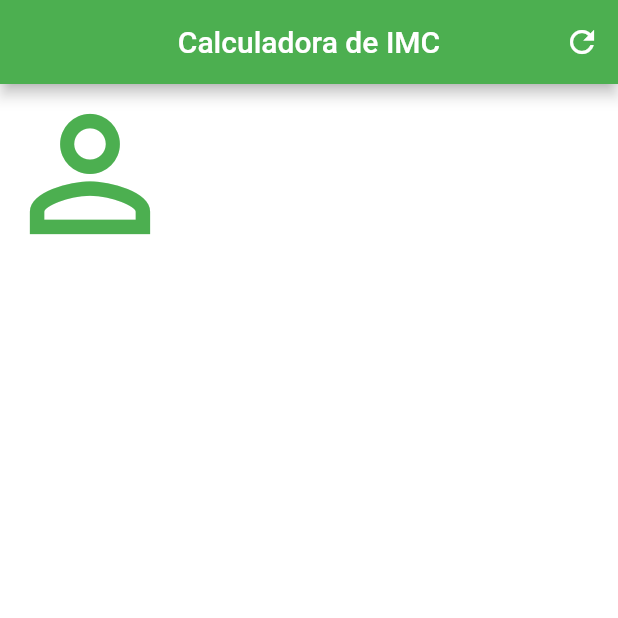
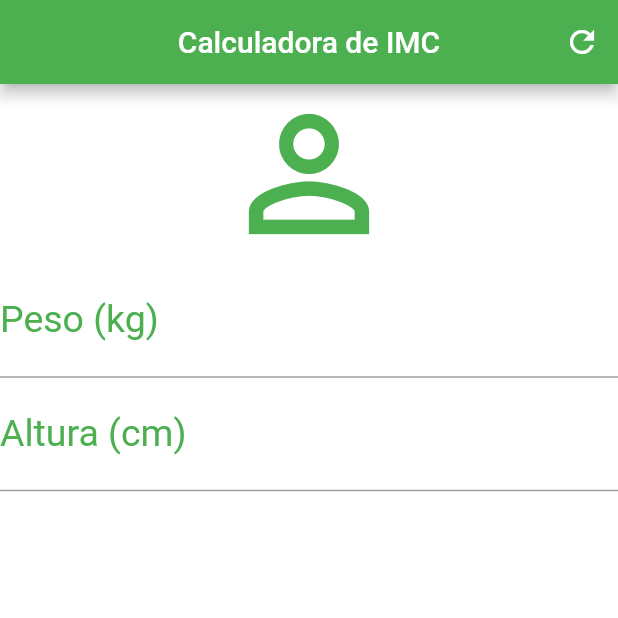
Before and after one commit to matheusF23/projects-flutter, a Flutter app: the screen it shows after launch, on a phone screen of 412 x 824 dp, the top half of it. Run offline on Flutter 3.47's test engine with Material 2 defaults, Android fonts, the phone set to English and light mode, and no system bars.

Commit message:
Adicao do Icone e dos campos de adicao de texto (Peso e Altura). Inicio do corpo.

```diff
--- a/calculadora_imc/lib/main.dart
+++ b/calculadora_imc/lib/main.dart
@@ -28,8 +28,25 @@ class _HomeState extends State<Home> {
       backgroundColor: Colors.white,      // Cor de fundo do corpo (tela abaixo da barra)
 
       body: Column(         // Corpo do app
+        crossAxisAlignment: CrossAxisAlignment.stretch,       // Alarga tudo da coluna, preenche todo o espaco
         children: <Widget>[
-          Icon(Icons.person_outline, size: 120.0, color: Colors.green,)
+          Icon(Icons.person_outline, size: 120.0, color: Colors.green),
+          TextField(keyboardType: TextInputType.number,     // Para o usuario digitar um numero
+            decoration: InputDecoration(                    // Para mostrar uma msg no campo de digitacao
+              labelText: "Peso (kg)",
+              labelStyle: TextStyle(color: Colors.green)
+            ),
+            textAlign: TextAlign.center,
+            style: TextStyle(color: Colors.green, fontSize: 25.0),
+          ),
+          TextField(keyboardType: TextInputType.number,
+            decoration: InputDecoration(
+              labelText: "Altura (cm)",
+              labelStyle: TextStyle(color: Colors.green)
+            ),
+            textAlign: TextAlign.center,
+            style: TextStyle(color: Colors.green, fontSize: 25.0),
+          )
         ],
       ),
     );
```
